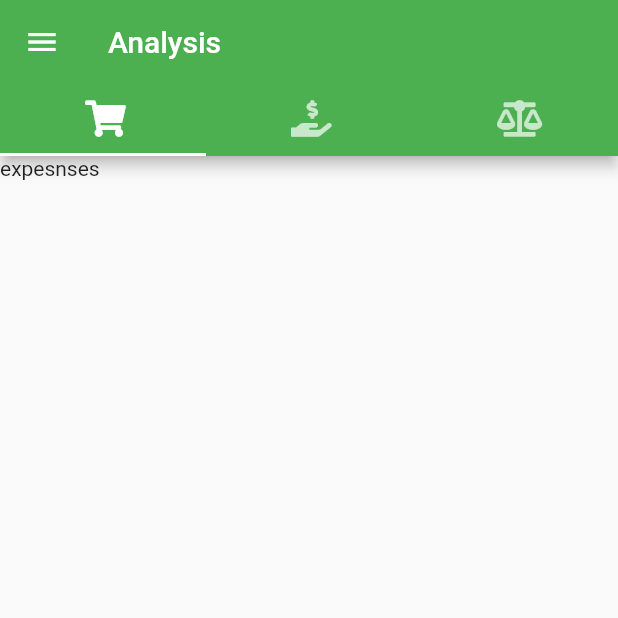
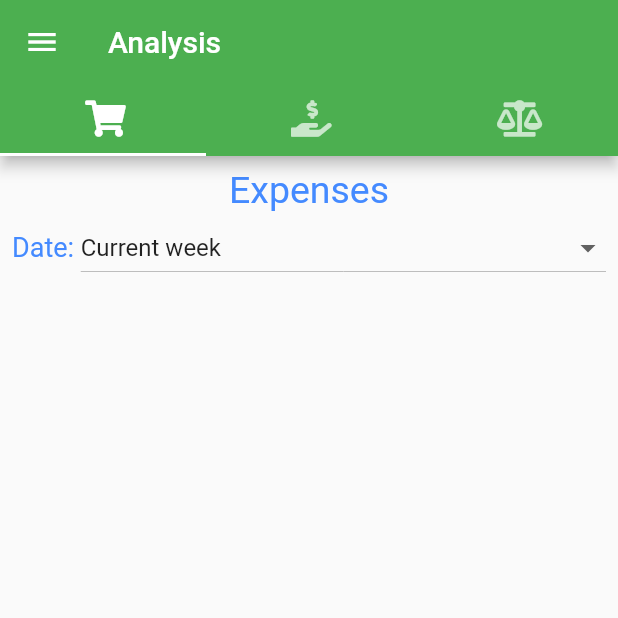
Before and after one commit to pawelFelcyn/budget_app, a Flutter app: the AnalysisPage screen opened by its route, on a phone screen of 412 x 824 dp, the top half of it. Run offline on Flutter 3.47's test engine with Material 2 defaults, Android fonts, the phone set to English and light mode, and no system bars; our stand-ins replace cloud_firestore, firebase_auth, firebase_core, flutter_datetime_picker_plus, font_awesome_flutter, get and 1 more; accounts and stored records are empty.

Commit message:
add chart with expenses

```diff
--- /dev/null
+++ b/lib/data/charts/chart_data.dart
@@ -0,0 +1,6 @@
+class ChartData{
+  final String label;
+  final double amount;
+
+  ChartData(this.label, this.amount);
+}
--- /dev/null
+++ b/lib/domain/services/chart_data_provider.dart
@@ -0,0 +1,5 @@
+import '../../data/charts/chart_data.dart';
+
+abstract class ChartDataProvider{
+  Future<List<ChartData>> getChartData(DateTime from, DateTime to);
+}
--- /dev/null
+++ b/lib/domain/services/expenses_chart_data_provider.dart
@@ -0,0 +1,38 @@
+import 'package:budget_app/data/charts/chart_data.dart';
+import 'package:budget_app/data/dtos/expense_category.dart';
+import 'package:budget_app/domain/mappers/expense_category_mapper.dart';
+import 'package:budget_app/domain/services/chart_data_provider.dart';
+import 'package:budget_app/domain/services/expense_service.dart';
+
+class ExpensesChartDataProvider extends ChartDataProvider{
+  final ExpenseService _expenseService;
+  final ExpenseCategoryMapper _mapper;
+
+  ExpensesChartDataProvider(this._expenseService, this._mapper);
+
+  @override
+  Future<List<ChartData>> getChartData(DateTime from, DateTime to) async {
+    var expenses = await _expenseService.getAllExpenses(from, to, null);
+
+    final Map<ExpenseCategory, double> groupedData = {};
+
+    for (final expense in expenses){
+      if (groupedData.containsKey(expense.category)){
+        groupedData[expense.category] = (groupedData[expense.category] as double) + expense.cost;
+        continue;
+      }
+
+      groupedData[expense.category] = expense.cost;
+    }
+
+    final List<ChartData> output = [];
+
+    for (final key in groupedData.keys){
+      final String label = _mapper.toDisplayString(key);
+      final double value = groupedData[key] as double;
+      output.add(ChartData(label, value));
+    }
+
+    return output;
+  }
+}
--- a/lib/presentation/pages/analysis_page.dart
+++ b/lib/presentation/pages/analysis_page.dart
@@ -1,6 +1,9 @@
+import 'package:budget_app/domain/services/expenses_chart_data_provider.dart';
 import 'package:budget_app/presentation/views/nav_bar.dart';
+import 'package:budget_app/presentation/views/pie_chart_view.dart';
 import 'package:flutter/material.dart';
 import 'package:font_awesome_flutter/font_awesome_flutter.dart';
+import 'package:get/get.dart';
 
 class AnalysisPage extends StatelessWidget{
   const AnalysisPage({super.key});
@@ -20,7 +23,7 @@ class AnalysisPage extends StatelessWidget{
           ]),
         ),
         body: TabBarView(children: [
-          Text('expesnses'),
+          PieChartView(Get.find<ExpensesChartDataProvider>(), title: 'Expenses'),
           Text('Incoms'),
           Text('balance')
         ]),)
--- /dev/null
+++ b/lib/presentation/views/pie_chart_view.dart
@@ -0,0 +1,60 @@
+import 'package:budget_app/domain/services/chart_data_provider.dart';
+import 'package:flutter/material.dart';
+import 'package:syncfusion_flutter_charts/charts.dart';
+
+import '../../data/charts/chart_data.dart';
+import '../utils/styles.dart';
+import 'date_filter_selection_dropdown.dart';
+
+class PieChartView extends StatefulWidget{
+  final ChartDataProvider _dataProvider;
+  final String title;
+
+  const PieChartView(this._dataProvider, {super.key, required this.title});
+
+  @override
+  State<StatefulWidget> createState() {
+    // ignore: no_logic_in_create_state
+    return PieChartViewState(_dataProvider, title);
+  }
+}
+
+class PieChartViewState extends State<PieChartView>{
+  final ChartDataProvider _dataProvider;
+  List<ChartData> chartData = [];
+  final String title;
+
+  PieChartViewState(this._dataProvider, this.title);
+
+  @override
+  Widget build(BuildContext context) {
+    return Padding(
+            padding: const EdgeInsets.all(8.0),
+            child: Column(
+              children: [
+                Text(title, style: Styles.captionStyle),
+                DateFilterSelectionDropdown(onDateRangeChanged: (from, to) async{
+                  chartData = await _dataProvider.getChartData(from, to);
+                  setState((){});
+                }),
+                Expanded(
+                  child: SfCircularChart(
+                    legend: const Legend(
+                      isVisible: true,
+                      position: LegendPosition.bottom,
+                      orientation: LegendItemOrientation.vertical,
+                      ),
+                    series: [
+                    PieSeries<ChartData, String>(
+                      dataSource: chartData,
+                      xValueMapper: (data, _) =>data.label,
+                      yValueMapper: (data, _) => data.amount,
+                      dataLabelSettings: const DataLabelSettings(isVisible: true,)
+                    )
+                  ],),
+                ),
+              ],
+            ),
+          );
+  }
+}
--- a/pubspec.yaml
+++ b/pubspec.yaml
@@ -38,10 +38,11 @@ dependencies:
   get: ^4.6.5
   firebase_core: ^2.11.0
   firebase_auth: ^4.5.0
-  intl: ^0.17.0
+  intl: ^0.18.0
   cloud_firestore: ^4.8.1
   flutter_datetime_picker_plus: ^2.0.1
   font_awesome_flutter: ^9.2.0
+  syncfusion_flutter_charts: ^22.1.34
 
 dev_dependencies:
   flutter_test:
```
Also changed, not shown: lib/main.dart (+7 -0 lines), pubspec.lock.
